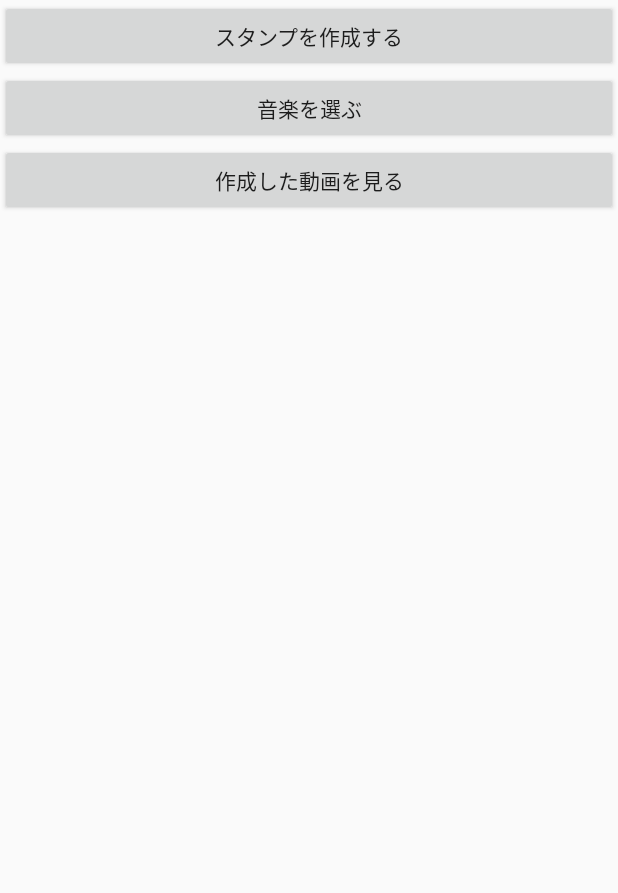
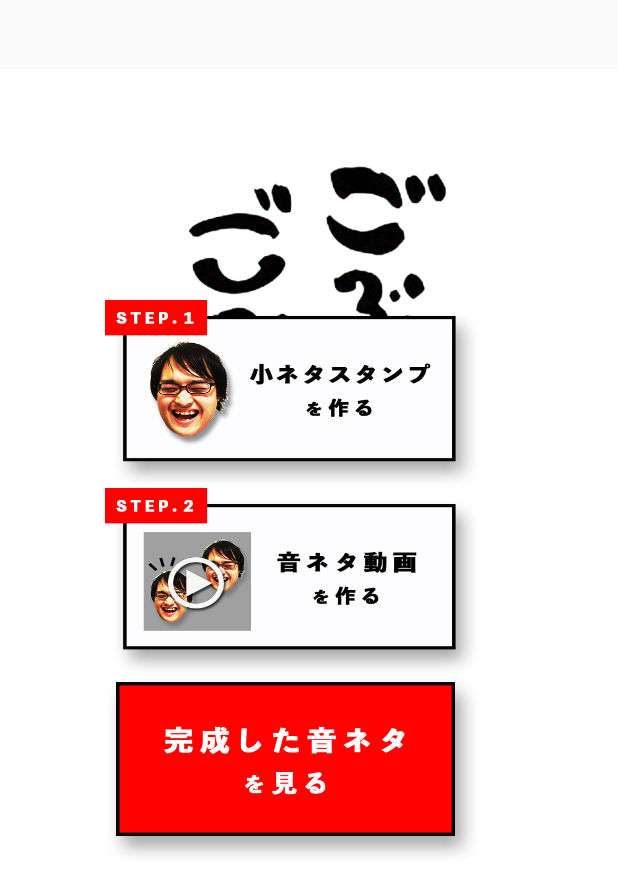
Before and after one commit to SatohJohn/2018-spajam-first-stage, an Android app: the screen it shows after launch (TopActivity), on a phone screen of 412 x 824 dp. Shown: the top 893 px of the screen. Run offline under Robolectric (Android 15) with nearby library versions, the light colour scheme and no system bars.

Commit message:
トップ画面のデザイン組み込み

```diff
--- a/app/src/main/res/layout/activity_main.xml
+++ b/app/src/main/res/layout/activity_main.xml
@@ -1,4 +1,5 @@
 <?xml version="1.0" encoding="utf-8"?>
+<!--suppress ALL -->
 <android.support.design.widget.CoordinatorLayout xmlns:android="http://schemas.android.com/apk/res/android"
     xmlns:app="http://schemas.android.com/apk/res-auto"
     xmlns:tools="http://schemas.android.com/tools"
@@ -6,28 +7,53 @@
     android:layout_height="match_parent"
     tools:context=".activity.TopActivity">
 
+    <ImageView
+        android:id="@+id/imageView2"
+        android:layout_width="wrap_content"
+        android:layout_height="wrap_content"
+        android:contentDescription="aaa"
+        android:scaleType="fitCenter"
+        android:src="@drawable/top_bk"
+        android:visibility="visible" />
+
     <LinearLayout
         android:layout_width="match_parent"
         android:layout_height="wrap_content"
+        android:background="@android:color/transparent"
         android:orientation="vertical">
+
+        <ImageView
+            android:id="@+id/imageView3"
+            android:layout_width="match_parent"
+            android:layout_height="200dp"
+            android:layout_marginLeft="70dp"
+            android:layout_weight="1"
+            app:srcCompat="@android:color/transparent" />
 
         <Button
             android:id="@+id/stamp_activity_button"
-            android:layout_width="match_parent"
-            android:layout_height="wrap_content"
-            android:text="スタンプを作成する" />
+            android:layout_width="250dp"
+            android:layout_height="125dp"
+            android:layout_marginLeft="70dp"
+            android:layout_weight="1"
+            android:background="@drawable/top_btn_01" />
 
         <Button
             android:id="@+id/music_selector_activity_button"
-            android:layout_width="match_parent"
-            android:layout_height="wrap_content"
-            android:text="音楽を選ぶ" />
+            android:layout_width="250dp"
+            android:layout_height="125dp"
+            android:layout_marginLeft="70dp"
+            android:layout_weight="1"
+            android:background="@drawable/top_btn_02" />
 
         <Button
             android:id="@+id/movie_loader_activity_button"
-            android:layout_width="match_parent"
-            android:layout_height="wrap_content"
-            android:text="作成した動画を見る" />
+            android:layout_width="250dp"
+            android:layout_height="125dp"
+            android:layout_marginLeft="70dp"
+            android:layout_weight="1"
+            android:background="@drawable/top_btn_03" />
+
     </LinearLayout>
 
 </android.support.design.widget.CoordinatorLayout>
```
Also changed, not shown: app/src/main/res/drawable-v24/top.png (added), app/src/main/res/drawable-v24/top_bk.png (added), app/src/main/res/drawable-v24/top_btn_01.png (added), app/src/main/res/drawable-v24/top_btn_02.png (added), app/src/main/res/drawable-v24/top_btn_03.png (added).
